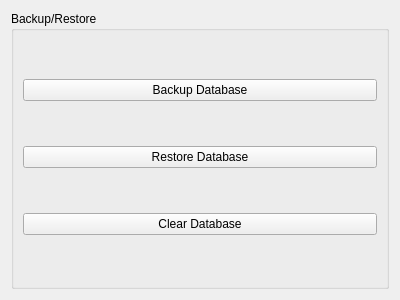
This is Extension/MySQLTools.ui in jimtendo/QuteSQL as Qt 5 draws it before an edit. The edited form follows.
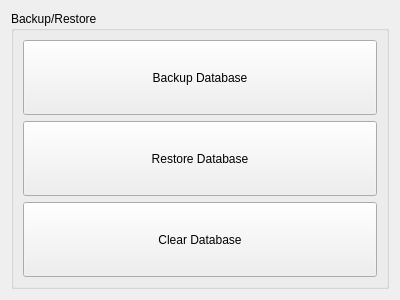
This is the edited form. Icons and pictures are not drawn.

```diff
--- a/Extension/MySQLTools.ui
+++ b/Extension/MySQLTools.ui
@@ -22,6 +22,12 @@
      <layout class="QVBoxLayout" name="verticalLayout">
       <item>
        <widget class="QPushButton" name="backupDatabaseButton">
+        <property name="sizePolicy">
+         <sizepolicy hsizetype="Minimum" vsizetype="Expanding">
+          <horstretch>0</horstretch>
+          <verstretch>0</verstretch>
+         </sizepolicy>
+        </property>
         <property name="text">
          <string>Backup Database</string>
         </property>
@@ -29,6 +35,12 @@
       </item>
       <item>
        <widget class="QPushButton" name="restoreDatabaseButton">
+        <property name="sizePolicy">
+         <sizepolicy hsizetype="Minimum" vsizetype="Expanding">
+          <horstretch>0</horstretch>
+          <verstretch>0</verstretch>
+         </sizepolicy>
+        </property>
         <property name="text">
          <string>Restore Database</string>
         </property>
@@ -36,6 +48,12 @@
       </item>
       <item>
        <widget class="QPushButton" name="clearDatabaseButton">
+        <property name="sizePolicy">
+         <sizepolicy hsizetype="Minimum" vsizetype="Expanding">
+          <horstretch>0</horstretch>
+          <verstretch>0</verstretch>
+         </sizepolicy>
+        </property>
         <property name="text">
          <string>Clear Database</string>
         </property>
```
Left out of the diff: 9 changed lines with no effect on the pictures.
